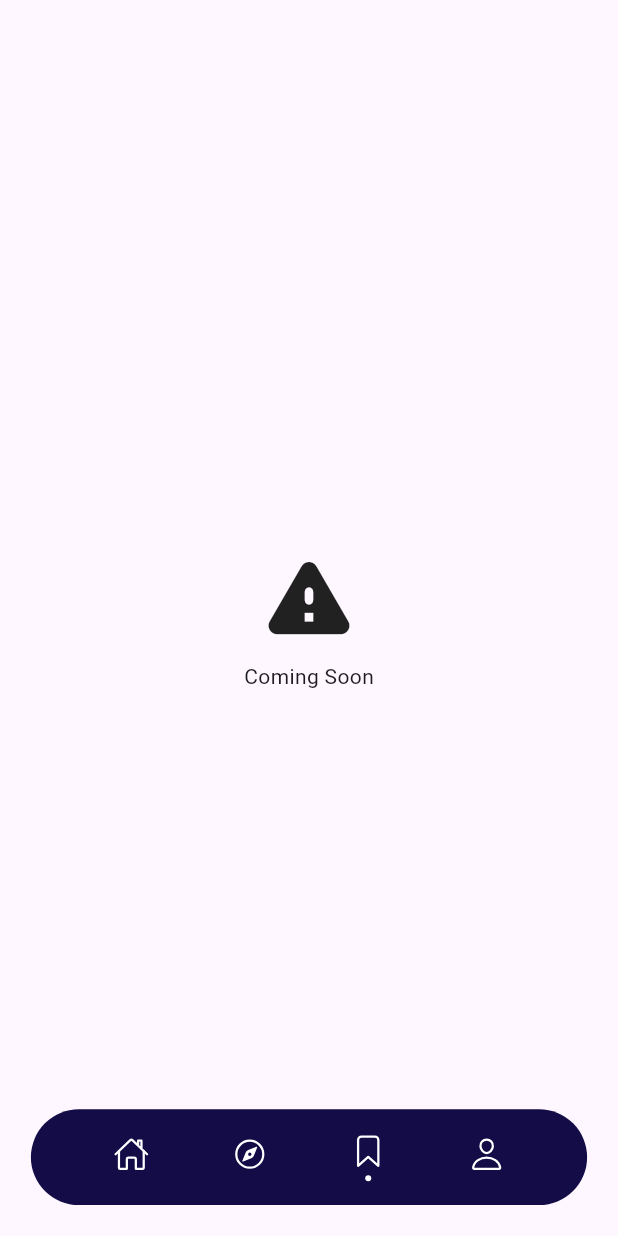
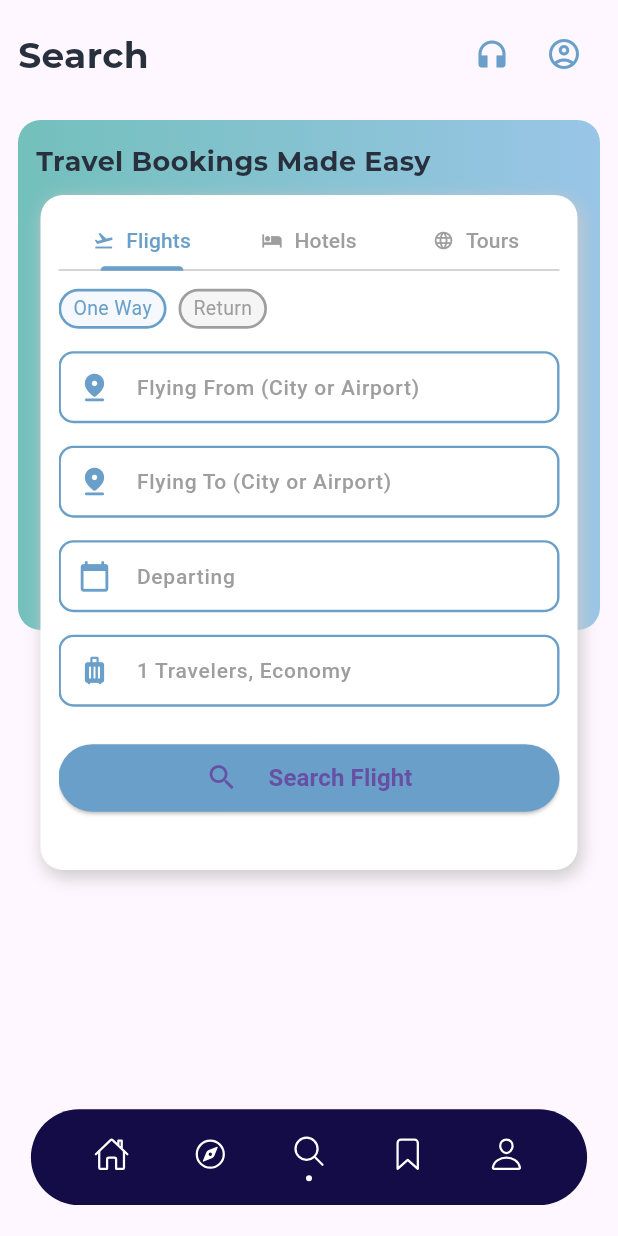
Before and after one commit to ZaryabAlam/Travel, a Flutter app: the screen it shows after launch, item 3 of the bottom bar chosen, on a phone screen of 412 x 824 dp. Run offline on Flutter 3.47's test engine with Material 3 defaults, Android fonts, the phone set to English and light mode, and no system bars; our stand-ins replace carousel_slider, font_awesome_flutter, ionicons.

Commit message:
till Search Screen and Updated Folder Structure

```diff
--- a/lib/data/data.dart
+++ b/lib/data/data.dart
@@ -15,6 +15,10 @@ List bottomBar = [
     color: Colors.white,
   ),
   const Icon(
+    Ionicons.search_outline,
+    color: Colors.white,
+  ),
+  const Icon(
     Ionicons.bookmark_outline,
     color: Colors.white,
   ),
@@ -25,41 +29,12 @@ List bottomBar = [
 ];
 
 List data = [
-  {
-    "city": 'Makkah',
-    "country": 'Saudia Arabia',
-    "rating": '4.6',
-    'image': 'assets/images/makkah.jpg'
-  }, {
-    "city": 'Madinah',
-    "country": 'Saudia Arabia',
-    "rating": '4.6',
-    'image': 'assets/images/madinah.jpg'
-  },
-  {
-    "city": 'Nassau',
-    "country": 'Bahamas',
-    "rating": '4.6',
-    'image': 'assets/images/nassau.jpg'
-  },
-  {
-    "city": 'Mykonos',
-    "country": 'Greece',
-    "rating": '4.8',
-    'image': 'assets/images/mykonos.jpg'
-  },
-  {
-    "city": 'Colosseum',
-    "country": 'Rome',
-    "rating": '4.4',
-    'image': 'assets/images/rome.jpg'
-  },
-  {
-    "city": 'London',
-    "country": 'England',
-    "rating": '4.5',
-    'image': 'assets/images/london.jpg'
-  },
+  {"city": 'Makkah', "country": 'Saudia Arabia', "rating": '4.6', 'image': 'assets/images/makkah.jpg'},
+  {"city": 'Madinah', "country": 'Saudia Arabia', "rating": '4.6', 'image': 'assets/images/madinah.jpg'},
+  {"city": 'Nassau', "country": 'Bahamas', "rating": '4.6', 'image': 'assets/images/nassau.jpg'},
+  {"city": 'Mykonos', "country": 'Greece', "rating": '4.8', 'image': 'assets/images/mykonos.jpg'},
+  {"city": 'Colosseum', "country": 'Rome', "rating": '4.4', 'image': 'assets/images/rome.jpg'},
+  {"city": 'London', "country": 'England', "rating": '4.5', 'image': 'assets/images/london.jpg'},
 ];
 List data_2 = [
   {"name": 'Flaye', 'image': 'assets/images/flaye.png'},
@@ -85,3 +60,25 @@ final categoryList = ['Popular', 'Recommended', 'Most Viewed', 'Most Liked'];
 const kAvatarColor = Color(0xffffdbc9);
 const kPrimaryColor = Color(0xFFEEF7FF);
 const kSecondaryColor = Color(0xFF29303D);
+const kmainColor = Color(0xFF99c5e7);
+const kmainDarkColor = Color(0xFF699fc9);
+const kGradeColor = Color(0xFF73c0bc);
+
+// TextStyles
+const TextStyle headerTextStyle = TextStyle(
+  color: kSecondaryColor,
+  fontSize: 24,
+  fontFamily: 'Montserrat',
+  fontWeight: FontWeight.bold,
+);
+const TextStyle headingTextStyle1 = TextStyle(
+  color: kSecondaryColor,
+  fontSize: 18,
+  fontFamily: 'Montserrat',
+  fontWeight: FontWeight.bold,
+);
+
+// BorderRadius
+final BorderRadius borderRadiusHigh = BorderRadius.circular(15.0);
+final BorderRadius borderRadiusMedium = BorderRadius.circular(10.0);
+final BorderRadius borderRadiusLow = BorderRadius.circular(15.0);
--- a/lib/routing/routing.dart
+++ b/lib/routing/routing.dart
@@ -1,10 +1,11 @@
+import 'package:travelapp/views/search/search_screen.dart';
 import 'package:travelapp/data/data.dart';
 import 'package:flutter/material.dart';
 import 'package:ionicons/ionicons.dart';
 
-import '../components/pages/another.dart';
-import '../components/pages/details.dart';
-import '../components/pages/home.dart';
+import '../utils/pages/another.dart';
+// import '../components/pages/details.dart';
+import '../utils/pages/home.dart';
 
 class Routing extends StatefulWidget {
   const Routing({Key? key}) : super(key: key);
@@ -17,6 +18,7 @@ class _RoutingState extends State<Routing> {
   List routing = [
     const Home(),
     const Another(),
+    const SearchScreen(),
     const Another(),
     const Another(),
   ];
@@ -32,9 +34,7 @@ class _RoutingState extends State<Routing> {
           margin: EdgeInsets.all(displayWidth * .05),
           height: displayWidth * .155,
           alignment: Alignment.center,
-          decoration: const BoxDecoration(
-              color: Color(0xff140c47),
-              borderRadius: BorderRadius.all(Radius.circular(35))),
+          decoration: const BoxDecoration(color: Color(0xff140c47), borderRadius: BorderRadius.all(Radius.circular(35))),
           child: currentIndex == 4
               ? GestureDetector(
                   onTap: () => Navigator.of(context).pop(),
--- /dev/null
+++ b/lib/utils/custom_textfield.dart
@@ -0,0 +1,124 @@
+import 'package:flutter/material.dart';
+import 'package:flutter/services.dart';
+import 'package:travelapp/data/data.dart';
+
+class CustomTextField extends StatelessWidget {
+  final TextEditingController textEditingController;
+  final TextInputType? keyboardType;
+  final String? Function(String?)? validator;
+  final bool? readOnly;
+  final String labelText;
+  final String? errorText;
+  final Widget? icon;
+  final bool? obscureText;
+  final Function()? onTap;
+  final Function(String? value)? onChanged;
+  final FocusNode? focusNode;
+  final int? maxlength;
+  final List<TextInputFormatter>? inputformatter;
+  final Color? errorColor;
+  final String? prefixText;
+  final String? suffixText;
+  final int? maxLines;
+  final EdgeInsetsGeometry? contentpadding;
+  const CustomTextField({
+    required this.textEditingController,
+    this.validator,
+    this.readOnly,
+    required this.labelText,
+    this.icon,
+    this.obscureText,
+    this.onTap,
+    this.focusNode,
+    this.keyboardType,
+    this.maxlength,
+    this.inputformatter,
+    this.errorText,
+    this.errorColor,
+    this.onChanged,
+    this.prefixText,
+    this.suffixText,
+    this.maxLines = 1,
+    this.contentpadding,
+    super.key,
+  });
+  @override
+  Widget build(BuildContext context) {
+    // var theme = context.theme.colorScheme;
+    // HeightWidth(context);
+    return TextFormField(
+      onTapOutside: (event) {},
+      maxLines: maxLines,
+      maxLength: maxlength,
+      inputFormatters: inputformatter,
+      keyboardType: keyboardType,
+      controller: textEditingController,
+      readOnly: readOnly ?? false,
+      focusNode: focusNode,
+      validator: validator,
+      obscureText: obscureText ?? false,
+      cursorColor: kmainDarkColor, //kmainDarkColor,
+      onChanged: onChanged,
+      decoration: InputDecoration(
+        prefixIcon: IconButton(
+          icon: icon ?? const SizedBox.shrink(),
+          onPressed: onTap,
+          color: kmainDarkColor,
+          iconSize: 16.0,
+        ),
+        prefixText: prefixText,
+        suffixText: suffixText,
+        prefixStyle: TextStyle(fontSize: 15, fontWeight: FontWeight.w400, color: kmainDarkColor),
+        suffixStyle: TextStyle(fontSize: 15, fontWeight: FontWeight.w400, color: kmainDarkColor),
+        contentPadding: contentpadding ?? const EdgeInsets.only(left: 15, right: 15, top: 5),
+        isDense: true,
+        focusedErrorBorder: OutlineInputBorder(
+          borderSide: BorderSide(
+            color: errorColor ?? Colors.transparent,
+          ),
+          borderRadius: borderRadiusMedium,
+        ),
+        focusedBorder: OutlineInputBorder(
+            borderSide: const BorderSide(
+              width: 1.6,
+              color: kmainDarkColor,
+            ),
+            borderRadius: borderRadiusMedium),
+        enabledBorder: OutlineInputBorder(
+          borderSide: const BorderSide(
+            width: 1.6,
+            color: kmainDarkColor,
+          ),
+          borderRadius: borderRadiusMedium,
+        ),
+        errorBorder: OutlineInputBorder(
+          borderSide: BorderSide(
+            color: errorColor ?? Colors.transparent,
+          ),
+          borderRadius: borderRadiusMedium,
+        ),
+        // suffixIcon: IconButton(
+        //   icon: icon ?? const SizedBox.shrink(),
+        //   onPressed: onTap,
+        // ),
+        border: OutlineInputBorder(
+          borderSide: const BorderSide(
+            color: Colors.transparent,
+          ),
+          borderRadius: borderRadiusMedium,
+        ),
+        fillColor: Colors.transparent,
+        errorStyle: const TextStyle(
+          color: Colors.red,
+          fontSize: 11,
+        ),
+        floatingLabelAlignment: FloatingLabelAlignment.start,
+        floatingLabelBehavior: FloatingLabelBehavior.auto,
+        hintText: labelText,
+        hintStyle: TextStyle(color: Colors.grey, fontSize: 14.0, fontWeight: FontWeight.w500),
+        filled: false,
+        errorText: errorText,
+      ),
+    );
+  }
+}
--- a/lib/components/pages/home.dart
+++ b/lib/utils/pages/home.dart
@@ -1,9 +1,9 @@
 import 'package:carousel_slider/carousel_slider.dart';
 import 'package:flutter/material.dart';
 import 'package:font_awesome_flutter/font_awesome_flutter.dart';
-import 'package:ionicons/ionicons.dart';
+// import 'package:ionicons/ionicons.dart';
 import '../../data/data.dart';
-import '../../routing/routing.dart';
+// import '../../routing/routing.dart';
 import '../../Models/model.dart';
 
 class Home extends StatefulWidget {
@@ -53,9 +53,7 @@ class _HomeState extends State<Home> {
                   onPressed: (int index) {
                     // Update the selected state
                     setState(() {
-                      for (int buttonIndex = 0;
-                          buttonIndex < isSelected.length;
-                          buttonIndex++) {
+                      for (int buttonIndex = 0; buttonIndex < isSelected.length; buttonIndex++) {
                         isSelected[buttonIndex] = (buttonIndex == index);
                       }
                     });
@@ -120,9 +118,7 @@ class _HomeState extends State<Home> {
     return Container(
       height: 50,
       width: 70,
-      decoration: BoxDecoration(
-          borderRadius: BorderRadius.circular(10),
-          border: Border.all(color: Colors.black)),
+      decoration: BoxDecoration(borderRadius: BorderRadius.circular(10), border: Border.all(color: Colors.black)),
       child: Center(child: Text(label)),
     );
   }
@@ -167,15 +163,7 @@ class _HomeState extends State<Home> {
                 //   ),
                 // ),
                 // const SizedBox(height: 4),
-                const Text(
-                  'Travel',
-                  style: TextStyle(
-                    color: kSecondaryColor,
-                    fontSize: 24,
-                    fontFamily: 'Montserrat',
-                    fontWeight: FontWeight.bold,
-                  ),
-                ),
+                const Text('Travel', style: headerTextStyle),
               ],
             ),
           ),
@@ -332,8 +320,7 @@ class _HomeState extends State<Home> {
                                 CircleAvatar(
                                   backgroundColor: const Color(0xffeaeaea),
                                   radius: 26,
-                                  backgroundImage:
-                                      AssetImage(data_2[i]["image"]),
+                                  backgroundImage: AssetImage(data_2[i]["image"]),
                                 ),
                                 const SizedBox(height: 15),
                                 Text(
--- /dev/null
+++ b/lib/views/search/components/custom_tabs.dart
@@ -0,0 +1,16 @@
+import 'package:flutter/material.dart';
+
+class CustomTabButton extends StatelessWidget {
+  CustomTabButton({required this.name, required this.icon});
+
+  final String name;
+  final IconData icon;
+
+  @override
+  Widget build(BuildContext context) {
+    return Row(
+      mainAxisAlignment: MainAxisAlignment.center,
+      children: [Icon(icon, size: 14), const SizedBox(width: 8.0), Text(name)],
+    );
+  }
+}
--- /dev/null
+++ b/lib/views/search/components/flight_tab.dart
@@ -0,0 +1,130 @@
+import 'package:flutter/material.dart';
+import 'package:travelapp/utils/custom_textfield.dart';
+import 'package:travelapp/data/data.dart';
+
+class FlightTab extends StatefulWidget {
+  const FlightTab({super.key});
+
+  @override
+  State<FlightTab> createState() => _FlightTabState();
+}
+
+class _FlightTabState extends State<FlightTab> {
+  var flightRoute = ['One Way', 'Return'];
+  var selectedRouteIndex = 0;
+  TextEditingController fromFlight = TextEditingController();
+  TextEditingController toFlight = TextEditingController();
+  TextEditingController departing = TextEditingController();
+  TextEditingController flightType = TextEditingController();
+
+  onPressFlightRoute(index) {
+    setState(() {
+      selectedRouteIndex = index;
+    });
+  }
+
+  @override
+  Widget build(BuildContext context) {
+    return Column(
+      mainAxisAlignment: MainAxisAlignment.start,
+      children: [
+        // Route Widget ---------------------------
+        Row(
+          children: List.generate(flightRoute.length, (index) {
+            var item = flightRoute[index];
+            return GestureDetector(
+              onTap: () {
+                onPressFlightRoute(index);
+              },
+              child: Container(
+                margin: EdgeInsets.only(right: 8.0, top: 12.0),
+                padding: EdgeInsets.symmetric(horizontal: 8.0, vertical: 2.0),
+                decoration: BoxDecoration(
+                  color: selectedRouteIndex == index ? kmainColor.withOpacity(0.1) : Colors.grey[100],
+                  border: Border.all(width: 1.8, color: selectedRouteIndex == index ? kmainDarkColor : Colors.grey),
+                  borderRadius: BorderRadius.circular(20.0),
+                ),
+                child: Text(
+                  item,
+                  style: TextStyle(fontSize: 13.0, color: selectedRouteIndex == index ? kmainDarkColor : Colors.grey),
+                ),
+              ),
+            );
+          }),
+        ),
+        const SizedBox(height: 15.0),
+
+        // FORMS FIELDS --------------------------
+        // from -----
+        CustomTextField(
+          textEditingController: fromFlight,
+          labelText: 'Flying From (City or Airport)',
+          icon: Icon(
+            Icons.pin_drop_rounded,
+            color: kmainDarkColor,
+            size: 22.0,
+          ),
+        ),
+
+        const SizedBox(height: 15.0),
+        // to -----
+        CustomTextField(
+          textEditingController: toFlight,
+          labelText: 'Flying To (City or Airport)',
+          icon: Icon(
+            Icons.pin_drop_rounded,
+            color: kmainDarkColor,
+            size: 22.0,
+          ),
+        ),
+
+        const SizedBox(height: 15.0),
+        // Departing -----
+        CustomTextField(
+          textEditingController: departing,
+          labelText: 'Departing',
+          icon: Icon(
+            Icons.calendar_today,
+            color: kmainDarkColor,
+            size: 22.0,
+          ),
+        ),
+
+        const SizedBox(height: 15.0),
+        // Flight Type -----
+        CustomTextField(
+          textEditingController: flightType,
+          labelText: '1 Travelers, Economy',
+          icon: Icon(
+            Icons.luggage_rounded,
+            color: kmainDarkColor,
+            size: 22.0,
+          ),
+        ),
+
+        const SizedBox(height: 25.0),
+
+// Search Button --------------------
+        SizedBox(
+          height: 45.0,
+          child: ElevatedButton(
+              style: ElevatedButton.styleFrom(
+                backgroundColor: kmainDarkColor,
+              ),
+              onPressed: () {},
+              child: Row(
+                mainAxisAlignment: MainAxisAlignment.center,
+                children: [
+                  Icon(Icons.search, size: 22.0),
+                  const SizedBox(width: 20.0),
+                  Text(
+                    'Search Flight',
+                    style: TextStyle(fontSize: 16.0, fontWeight: FontWeight.w700),
+                  ),
+                ],
+              )),
+        ),
+      ],
+    );
+  }
+}
--- /dev/null
+++ b/lib/views/search/search_screen.dart
@@ -0,0 +1,119 @@
+// ignore_for_file: must_be_immutable
+
+import 'package:flutter/material.dart';
+import 'package:ionicons/ionicons.dart';
+import 'package:travelapp/views/search/components/custom_tabs.dart';
+import 'package:travelapp/views/search/components/flight_tab.dart';
+import 'package:travelapp/data/data.dart';
+
+class SearchScreen extends StatefulWidget {
+  const SearchScreen({super.key});
+
+  @override
+  State<SearchScreen> createState() => _SearchScreenState();
+}
+
+class _SearchScreenState extends State<SearchScreen> {
+  @override
+  Widget build(BuildContext context) {
+    return SafeArea(
+      child: Scaffold(
+        body: Padding(
+          padding: const EdgeInsets.all(12.0),
+          child: Column(
+            children: [
+              // Header -----------------------------------
+              Row(
+                mainAxisAlignment: MainAxisAlignment.start,
+                children: [
+                  Text(
+                    'Search',
+                    style: headerTextStyle,
+                  ),
+                  Spacer(),
+                  IconButton(onPressed: () {}, icon: Icon(Icons.headphones, color: kmainDarkColor)),
+                  IconButton(onPressed: () {}, icon: Icon(Icons.account_circle_outlined, color: kmainDarkColor)),
+                ],
+              ),
+
+              const SizedBox(height: 20.0),
+
+              // Background Grade Container ----------------------
+              Stack(
+                children: [
+                  Container(
+                    height: 340,
+                    width: double.infinity,
+                    padding: EdgeInsets.symmetric(vertical: 15.0, horizontal: 12.0),
+                    decoration: BoxDecoration(
+                      borderRadius: borderRadiusHigh,
+                      gradient: LinearGradient(colors: [kGradeColor, kmainColor]),
+                    ),
+                    child: Text(
+                      'Travel Bookings Made Easy',
+                      style: headingTextStyle1,
+                    ),
+                  ),
+
+                  // Form Card ----------------------
+
+                  Container(
+                    padding: EdgeInsets.all(12.0),
+                    margin: EdgeInsets.fromLTRB(15.0, 50, 15.0, 0),
+                    height: 450,
+                    width: double.infinity,
+                    decoration: BoxDecoration(borderRadius: borderRadiusHigh, color: Colors.white, boxShadow: [
+                      BoxShadow(
+                        color: Color(0xFFCBC9C9),
+                        blurRadius: 9.6,
+                        spreadRadius: 0.2,
+                        offset: Offset(2, 4),
+                      ),
+                    ]),
+                    child: DefaultTabController(
+                      length: 3,
+                      child: Column(
+                        children: [
+                          TabBar(
+                              labelColor: kmainDarkColor,
+                              indicatorColor: kmainDarkColor,
+                              unselectedLabelColor: Colors.grey,
+                              indicatorWeight: 2.5,
+                              indicatorPadding: EdgeInsets.symmetric(horizontal: 20.0),
+                              labelPadding: EdgeInsets.symmetric(horizontal: 8.0, vertical: 8.0),
+                              tabs: [
+                                CustomTabButton(
+                                  name: 'Flights',
+                                  icon: Icons.flight_takeoff,
+                                ),
+                                CustomTabButton(
+                                  name: 'Hotels',
+                                  icon: Icons.hotel,
+                                ),
+                                CustomTabButton(
+                                  name: 'Tours',
+                                  icon: Icons.language_outlined,
+                                ),
+                              ]),
+                          SizedBox(
+                            height: 380,
+                            // width: 200.0,
+                            child: TabBarView(children: [
+                              FlightTab(),
+                              FlightTab(),
+                              FlightTab(),
+                            ]),
+                          ),
+                        ],
+                      ),
+                    ),
+                  ),
+                ],
+              ),
+            ],
+          ),
+        ),
+      ),
+    );
+  }
+}
--- a/pubspec.yaml
+++ b/pubspec.yaml
@@ -19,7 +19,7 @@ publish_to: 'none' # Remove this line if you wish to publish to pub.dev
 version: 1.0.0+1
 
 environment:
-  sdk: '>=3.1.5 <4.0.0'
+  sdk: '>=3.1.4 <4.0.0'
 
 # Dependencies specify other packages that your package needs in order to work.
 # To automatically upgrade your package dependencies to the latest versions
```
Also changed, not shown: lib/utils/pages/details.dart (renamed from lib/components/pages/details.dart, +14 -36 lines), lib/utils/pages/another.dart (renamed from lib/components/pages/another.dart), lib/views/search/components/hotel_tab.dart (added), lib/views/search/components/tour_tab.dart (added). Lines whose indentation alone changed are shown as unchanged.
